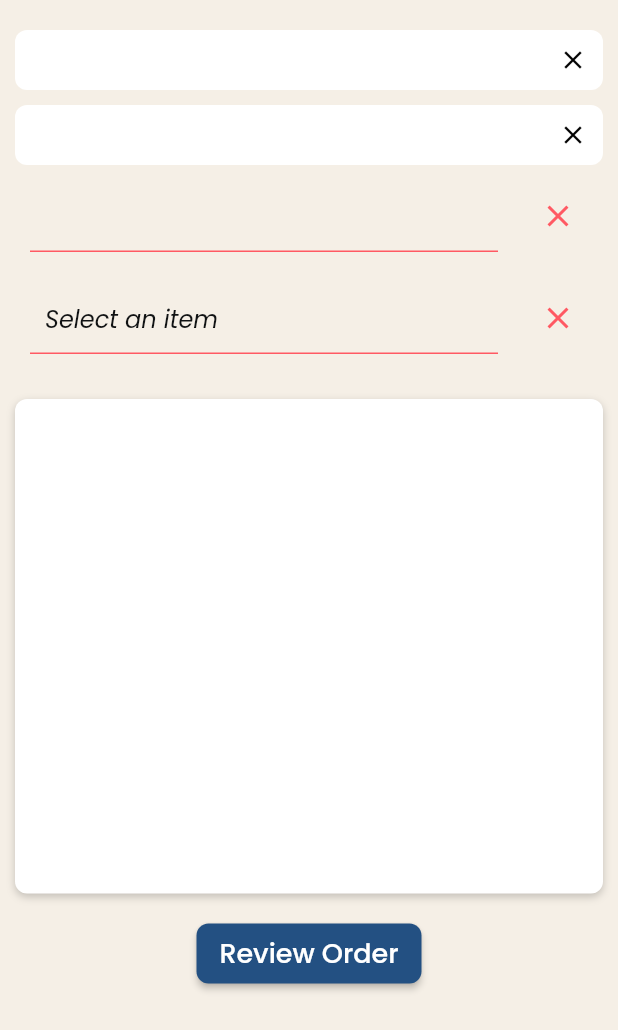
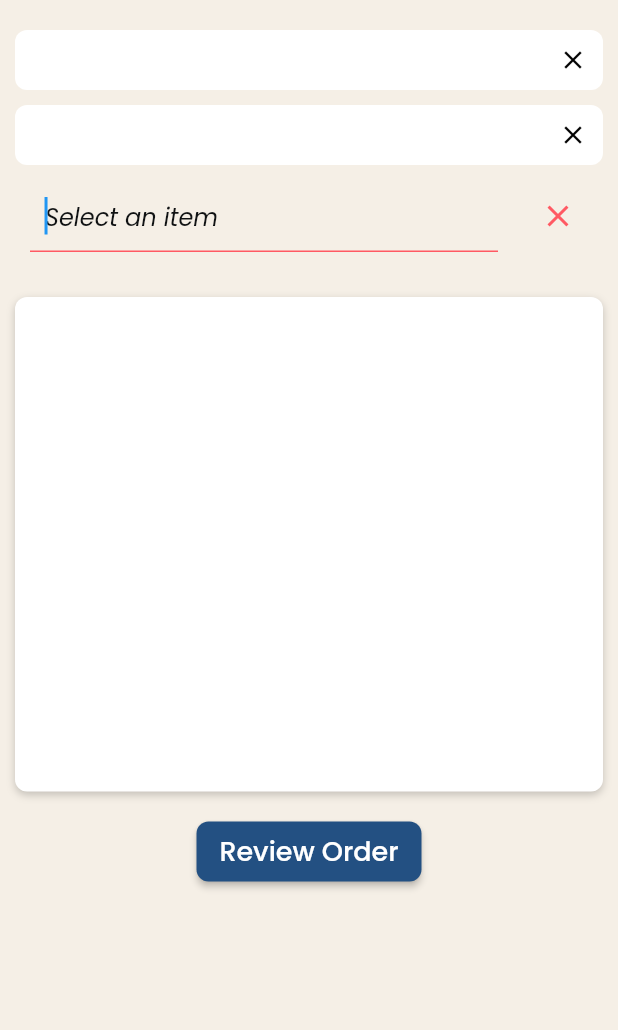
Before and after one commit to PiersoftDev/MarketPlace, a Flutter app: the ItemSelectionPageWidget screen opened by its route, on a phone screen of 412 x 824 dp. Shown: the top 1030 px of the screen. Run offline on Flutter 3.47's test engine with Material 2 defaults, Android fonts, the phone set to English and light mode, and no system bars; drawn by our look-alikes of auto_size_text; our stand-ins replace built_collection, built_value, cloud_firestore, data_table_2, dropdown_button2, easy_debounce and 17 more; missing offline and left inert: algolia, json_path; accounts and stored records are empty; statements that could not run were skipped.

Commit message:
Updating to latest FlutterFlow output.

```diff
--- a/lib/pages/item_selection_page/item_selection_page_model.dart
+++ b/lib/pages/item_selection_page/item_selection_page_model.dart
@@ -13,11 +13,8 @@ class ItemSelectionPageModel extends FlutterFlowModel {
   ///  State fields for stateful widgets in this page.
 
   // State field(s) for TextField widget.
-  TextEditingController? textController1;
-  String? Function(BuildContext, String?)? textController1Validator;
-  // State field(s) for TextField widget.
-  TextEditingController? textController2;
-  String? Function(BuildContext, String?)? textController2Validator;
+  TextEditingController? textController;
+  String? Function(BuildContext, String?)? textControllerValidator;
   // Algolia Search Results from action on TextField
   List<ItemsRecord>? algoliaSearchResults = [];
 
@@ -26,8 +23,7 @@ class ItemSelectionPageModel extends FlutterFlowModel {
   void initState(BuildContext context) {}
 
   void dispose() {
-    textController1?.dispose();
-    textController2?.dispose();
+    textController?.dispose();
   }
 
   /// Additional helper methods are added here.
--- a/lib/pages/item_selection_page/item_selection_page_widget.dart
+++ b/lib/pages/item_selection_page/item_selection_page_widget.dart
@@ -30,8 +30,7 @@ class _ItemSelectionPageWidgetState extends State<ItemSelectionPageWidget> {
     super.initState();
     _model = createModel(context, () => ItemSelectionPageModel());
 
-    _model.textController1 ??= TextEditingController();
-    _model.textController2 ??= TextEditingController();
+    _model.textController ??= TextEditingController();
   }
 
   @override
@@ -97,10 +96,20 @@ class _ItemSelectionPageWidgetState extends State<ItemSelectionPageWidget> {
                                   Padding(
                                     padding: EdgeInsetsDirectional.fromSTEB(
                                         5.0, 5.0, 5.0, 5.0),
+                                    child: InkWell(
+                                      splashColor: Colors.transparent,
+                                      focusColor: Colors.transparent,
+                                      hoverColor: Colors.transparent,
+                                      highlightColor: Colors.transparent,
+                                      onTap: () async {
+                                        context
+                                            .pushNamed('ProjectSelectionPage');
+                                      },
                                       child: Icon(
                                         Icons.close,
                                         color: Colors.black,
                                         size: 20.0,
+                                      ),
                                     ),
                                   ),
                                 ],
@@ -138,10 +147,20 @@ class _ItemSelectionPageWidgetState extends State<ItemSelectionPageWidget> {
                                   Padding(
                                     padding: EdgeInsetsDirectional.fromSTEB(
                                         5.0, 5.0, 5.0, 5.0),
+                                    child: InkWell(
+                                      splashColor: Colors.transparent,
+                                      focusColor: Colors.transparent,
+                                      hoverColor: Colors.transparent,
+                                      highlightColor: Colors.transparent,
+                                      onTap: () async {
+                                        context.pushNamed(
+                                            'ProjectActivitySelectionPage');
+                                      },
                                       child: Icon(
                                         Icons.close,
                                         color: Colors.black,
                                         size: 20.0,
+                                      ),
                                     ),
                                   ),
                                 ],
@@ -157,112 +176,15 @@ class _ItemSelectionPageWidgetState extends State<ItemSelectionPageWidget> {
                                 padding: EdgeInsetsDirectional.fromSTEB(
                                     10.0, 10.0, 10.0, 10.0),
                                 child: TextFormField(
-                                  controller: _model.textController1,
-                                  autofocus: true,
-                                  readOnly: true,
-                                  obscureText: false,
-                                  decoration: InputDecoration(
-                                    hintText: FFAppState().selectedActivityName,
-                                    hintStyle: FlutterFlowTheme.of(context)
-                                        .labelMedium
-                                        .override(
-                                          fontFamily: 'Poppins',
-                                          fontSize: 16.0,
-                                          fontWeight: FontWeight.normal,
-                                          fontStyle: FontStyle.italic,
-                                        ),
-                                    enabledBorder: UnderlineInputBorder(
-                                      borderSide: BorderSide(
-                                        color: FlutterFlowTheme.of(context)
-                                            .alternate,
-                                        width: 1.0,
-                                      ),
-                                      borderRadius: const BorderRadius.only(
-                                        topLeft: Radius.circular(4.0),
-                                        topRight: Radius.circular(4.0),
-                                      ),
-                                    ),
-                                    focusedBorder: UnderlineInputBorder(
-                                      borderSide: BorderSide(
-                                        color: FlutterFlowTheme.of(context)
-                                            .alternate,
-                                        width: 1.0,
-                                      ),
-                                      borderRadius: const BorderRadius.only(
-                                        topLeft: Radius.circular(4.0),
-                                        topRight: Radius.circular(4.0),
-                                      ),
-                                    ),
-                                    errorBorder: UnderlineInputBorder(
-                                      borderSide: BorderSide(
-                                        color: Color(0x00000000),
-                                        width: 1.0,
-                                      ),
-                                      borderRadius: const BorderRadius.only(
-                                        topLeft: Radius.circular(4.0),
-                                        topRight: Radius.circular(4.0),
-                                      ),
-                                    ),
-                                    focusedErrorBorder: UnderlineInputBorder(
-                                      borderSide: BorderSide(
-                                        color: Color(0x00000000),
-                                        width: 1.0,
-                                      ),
-                                      borderRadius: const BorderRadius.only(
-                                        topLeft: Radius.circular(4.0),
-                                        topRight: Radius.circular(4.0),
-                                      ),
-                                    ),
-                                    contentPadding:
-                                        EdgeInsetsDirectional.fromSTEB(
-                                            10.0, 10.0, 10.0, 10.0),
-                                  ),
-                                  style: FlutterFlowTheme.of(context)
-                                      .bodyMedium
-                                      .override(
-                                        fontFamily: 'Poppins',
-                                        fontSize: 18.0,
-                                        fontWeight: FontWeight.w500,
-                                      ),
-                                  validator: _model.textController1Validator
-                                      .asValidator(context),
-                                ),
-                              ),
-                            ),
-                            FlutterFlowIconButton(
-                              borderColor: Colors.transparent,
-                              borderRadius: 30.0,
-                              borderWidth: 1.0,
-                              buttonSize: 60.0,
-                              icon: Icon(
-                                Icons.close,
-                                color: FlutterFlowTheme.of(context).alternate,
-                                size: 24.0,
-                              ),
-                              onPressed: () async {
-                                context
-                                    .pushNamed('ProjectActivitySelectionPage');
-                              },
-                            ),
-                          ],
-                        ),
-                        Row(
-                          mainAxisSize: MainAxisSize.max,
-                          children: [
-                            Expanded(
-                              child: Padding(
-                                padding: EdgeInsetsDirectional.fromSTEB(
-                                    10.0, 10.0, 10.0, 10.0),
-                                child: TextFormField(
-                                  controller: _model.textController2,
+                                  controller: _model.textController,
                                   onChanged: (_) => EasyDebounce.debounce(
-                                    '_model.textController2',
+                                    '_model.textController',
                                     Duration(milliseconds: 100),
                                     () async {
                                       setState(() =>
                                           _model.algoliaSearchResults = null);
                                       await ItemsRecord.search(
-                                        term: _model.textController2.text,
+                                        term: _model.textController.text,
                                       )
                                           .then((r) =>
                                               _model.algoliaSearchResults = r)
@@ -336,7 +258,7 @@ class _ItemSelectionPageWidgetState extends State<ItemSelectionPageWidget> {
                                         fontSize: 18.0,
                                         fontWeight: FontWeight.w500,
                                       ),
-                                  validator: _model.textController2Validator
+                                  validator: _model.textControllerValidator
                                       .asValidator(context),
                                 ),
                               ),
--- a/lib/pages/project_activity_selection_page/project_activity_selection_page_widget.dart
+++ b/lib/pages/project_activity_selection_page/project_activity_selection_page_widget.dart
@@ -99,10 +99,19 @@ class _ProjectActivitySelectionPageWidgetState
                               Padding(
                                 padding: EdgeInsetsDirectional.fromSTEB(
                                     5.0, 5.0, 5.0, 5.0),
-                                child: Icon(
-                                  Icons.close,
-                                  color: Colors.black,
-                                  size: 20.0,
+                                child: InkWell(
+                                  splashColor: Colors.transparent,
+                                  focusColor: Colors.transparent,
+                                  hoverColor: Colors.transparent,
+                                  highlightColor: Colors.transparent,
+                                  onTap: () async {
+                                    context.pushNamed('ProjectSelectionPage');
+                                  },
+                                  child: Icon(
+                                    Icons.close,
+                                    color: Colors.black,
+                                    size: 20.0,
+                                  ),
                                 ),
                               ),
                             ],
```
Lines whose indentation alone changed are shown as unchanged.
